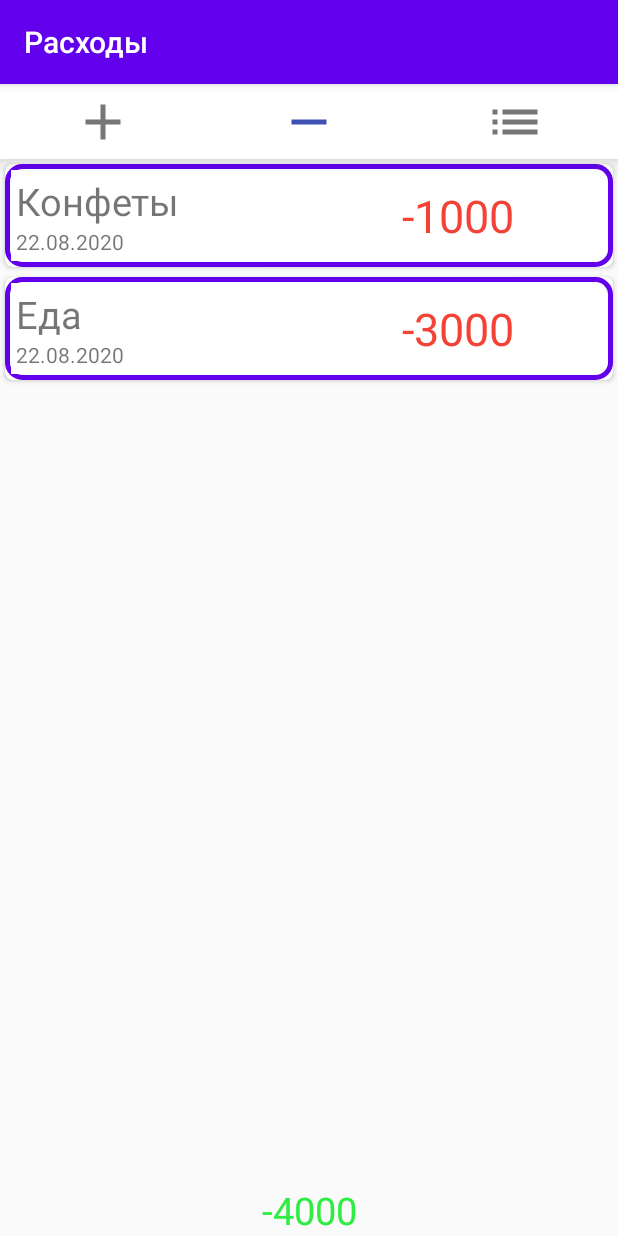
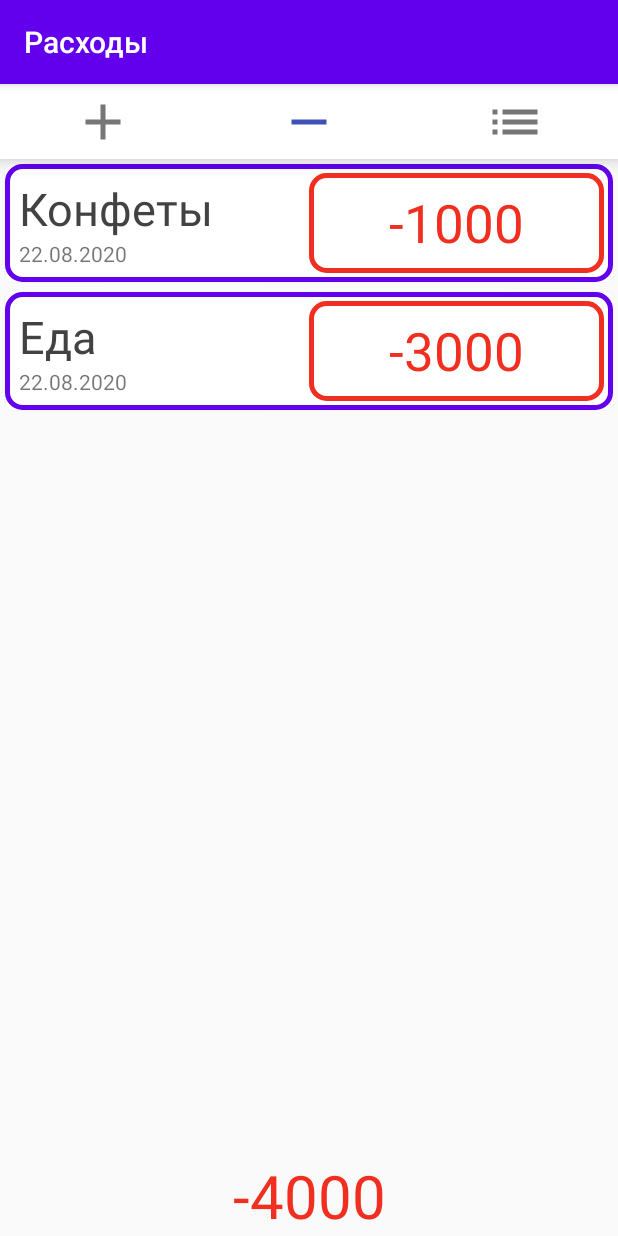
Before and after one commit to While-true-codeanything/SBM, an Android app: the screen it shows after launch (MainActivity), item 2 of the bottom bar chosen, on a phone screen of 412 x 824 dp. Run offline under Robolectric (Android 15) with nearby library versions, the phone set to English and light mode, and no system bars.

Commit message:
Some graphics

```diff
--- a/app/src/main/java/com/egor/sbm/AllFragment.kt
+++ b/app/src/main/java/com/egor/sbm/AllFragment.kt
@@ -1,5 +1,6 @@
 package com.egor.sbm
 
+import android.app.Activity
 import android.os.Bundle
 import android.view.LayoutInflater
 import android.view.View
@@ -25,9 +26,11 @@ class AllFragment() : Fragment() {
         }
         if (a > 0) {
             total.text = "+" + a
+            total.setTextColor(resources.getColor(R.color.Green))
         } else {
             total.text = a.toString()
+            total.setTextColor(resources.getColor(R.color.Red))
         }
-        list.adapter = ListAdapter(0)
+        list.adapter = ListAdapter(0, activity as Activity)
     }
 }
--- a/app/src/main/java/com/egor/sbm/ListAdapter.kt
+++ b/app/src/main/java/com/egor/sbm/ListAdapter.kt
@@ -1,12 +1,13 @@
 package com.egor.sbm
 
+import android.app.Activity
 import android.view.LayoutInflater
 import android.view.View
 import android.view.ViewGroup
 import androidx.recyclerview.widget.RecyclerView
 import kotlinx.android.synthetic.main.data_item.view.*
 
-class ListAdapter(var type: Int) :
+class ListAdapter(var type: Int, var act: Activity) :
     RecyclerView.Adapter<RecyclerView.ViewHolder>() {
     var list: ArrayList<DataItem>
 
@@ -47,11 +48,22 @@ class ListAdapter(var type: Int) :
 
     override fun onBindViewHolder(holder: RecyclerView.ViewHolder, position: Int) {
         val holder = holder as ItemHolder
+        holder.value.setOnLongClickListener {
+
+            true
+        }
         holder.name.text = list.get(position).Name
         holder.time.text = list.get(position).Time
-        if (list.get(position).Value > 0) holder.value.text =
-            "+" + list.get(position).Value.toString()
-        else holder.value.text = list.get(position).Value.toString()
+        if (list.get(position).Value > 0) {
+            holder.value.background = act.resources.getDrawable(R.drawable.backgreen)
+            holder.value.setTextColor(act.resources.getColor(R.color.Green))
+            holder.value.text =
+                "+".plus(list.get(position).Value.toString())
+        } else {
+            holder.value.background = act.resources.getDrawable(R.drawable.backred)
+            holder.value.setTextColor(act.resources.getColor(R.color.Red))
+            holder.value.text = list.get(position).Value.toString()
+        }
     }
 
     inner class ItemHolder(root: View) :
--- a/app/src/main/java/com/egor/sbm/ListFragment.kt
+++ b/app/src/main/java/com/egor/sbm/ListFragment.kt
@@ -1,5 +1,6 @@
 package com.egor.sbm
 
+import android.app.Activity
 import android.os.Bundle
 import android.view.LayoutInflater
 import android.view.View
@@ -35,9 +36,11 @@ class ListFragment(var type: Int) : Fragment() {
         }
         if (a > 0) {
             total.text = "+" + a
+            total.setTextColor(resources.getColor(R.color.Green))
         } else {
             total.text = a.toString()
+            total.setTextColor(resources.getColor(R.color.Red))
         }
-        list.adapter = ListAdapter(type)
+        list.adapter = ListAdapter(type, activity as Activity)
     }
 }
--- a/app/src/main/java/com/egor/sbm/MainActivity.kt
+++ b/app/src/main/java/com/egor/sbm/MainActivity.kt
@@ -21,7 +21,7 @@ class MainActivity : AppCompatActivity() {
         list.add(DataItem(2000, "Взятка"))
         list.add(DataItem(-1000, "Конфеты"))
         list.add(DataItem(-3000, "Еда"))
-        list.add(DataItem(40000, "Нашла"))
+        list.add(DataItem(4000, "Нашла"))
         MemoryAccesser(this).setData(list)
         navigation.setOnNavigationItemSelectedListener(BottomNavigationView.OnNavigationItemSelectedListener { item ->
             when (item.itemId) {
--- /dev/null
+++ b/app/src/main/res/drawable/backgreen.xml
@@ -0,0 +1,7 @@
+<shape xmlns:android="http://schemas.android.com/apk/res/android"
+    android:shape="rectangle">
+    <stroke
+        android:width="3sp"
+        android:color="@color/Green" />
+    <corners android:radius="10dp" />
+</shape>
--- /dev/null
+++ b/app/src/main/res/drawable/backred.xml
@@ -0,0 +1,7 @@
+<shape xmlns:android="http://schemas.android.com/apk/res/android"
+    android:shape="rectangle">
+    <stroke
+        android:width="3sp"
+        android:color="@color/Red" />
+    <corners android:radius="10dp" />
+</shape>
--- a/app/src/main/res/layout/all_list_fragment.xml
+++ b/app/src/main/res/layout/all_list_fragment.xml
@@ -37,6 +37,6 @@
         android:gravity="center"
         android:text="+ 10000"
         android:textColor="#2EEC40"
-        android:textSize="25sp" />
+        android:textSize="40sp" />
 
 </LinearLayout>
--- a/app/src/main/res/layout/data_item.xml
+++ b/app/src/main/res/layout/data_item.xml
@@ -1,6 +1,7 @@
 <?xml version="1.0" encoding="utf-8"?>
 <androidx.cardview.widget.CardView xmlns:android="http://schemas.android.com/apk/res/android"
     xmlns:app="http://schemas.android.com/apk/res-auto"
+    android:id="@+id/item"
     android:layout_width="match_parent"
     android:layout_height="wrap_content"
     android:layout_margin="3dp"
@@ -12,7 +13,7 @@
         android:layout_height="match_parent"
         android:background="@drawable/back"
         android:orientation="horizontal"
-        android:padding="4dp">
+        android:padding="6dp">
 
         <LinearLayout
             android:layout_width="match_parent"
@@ -27,7 +28,8 @@
                 android:layout_width="match_parent"
                 android:layout_height="wrap_content"
                 android:text="Еда"
-                android:textSize="25sp" />
+                android:textColor="@color/cardview_dark_background"
+                android:textSize="30sp" />
 
             <TextView
                 android:id="@+id/time"
@@ -41,10 +43,11 @@
             android:layout_width="match_parent"
             android:layout_height="match_parent"
             android:layout_weight="1"
+            android:background="@drawable/back"
             android:gravity="center"
             android:text="-1000"
             android:textAllCaps="true"
             android:textColor="#F44336"
-            android:textSize="30sp" />
+            android:textSize="35sp" />
     </LinearLayout>
 </androidx.cardview.widget.CardView>
--- a/app/src/main/res/layout/list_fragment.xml
+++ b/app/src/main/res/layout/list_fragment.xml
@@ -20,6 +20,6 @@
         android:gravity="center"
         android:text="+ 10000"
         android:textColor="#2EEC40"
-        android:textSize="25sp" />
+        android:textSize="40sp" />
 
 </LinearLayout>
--- a/app/src/main/res/values/colors.xml
+++ b/app/src/main/res/values/colors.xml
@@ -3,4 +3,6 @@
     <color name="colorPrimary">#6200EE</color>
     <color name="colorPrimaryDark">#3700B3</color>
     <color name="colorAccent">#03DAC5</color>
+    <color name="Green">#19D620</color>
+    <color name="Red">#F12F21</color>
 </resources>
```
